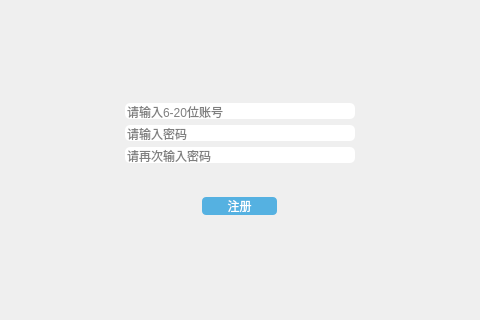
The window that LibraryManager/registered.ui (xuanlog/LibraryManager) describes before a commit, drawn with Qt 5; both pictures show x 127 to 607 and y 109 to 429 of the 733 by 511 pixel window.
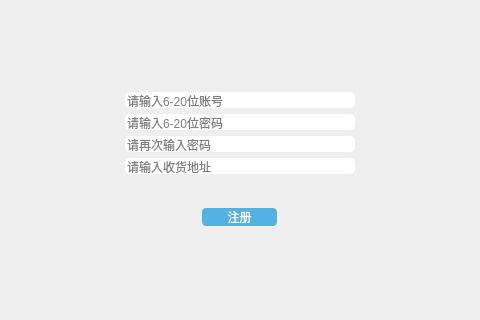
The same window after the commit. Icons and pictures are not drawn.

Commit message: 1、编写注释 2、增加关于软件窗口 3、增加用户收货地址

What changed in the file:
```diff
--- a/LibraryManager/registered.ui
+++ b/LibraryManager/registered.ui
@@ -247,7 +247,7 @@
             <enum>QLineEdit::Password</enum>
            </property>
            <property name="placeholderText">
-            <string>请输入密码</string>
+            <string>请输入6-20位密码</string>
            </property>
            <property name="clearButtonEnabled">
             <bool>false</bool>
@@ -291,6 +291,43 @@
            </property>
           </widget>
          </item>
+         <item>
+          <widget class="QLineEdit" name="addressEdit">
+           <property name="sizePolicy">
+            <sizepolicy hsizetype="Minimum" vsizetype="Fixed">
+             <horstretch>0</horstretch>
+             <verstretch>0</verstretch>
+            </sizepolicy>
+           </property>
+           <property name="minimumSize">
+            <size>
+             <width>230</width>
+             <height>0</height>
+            </size>
+           </property>
+           <property name="maximumSize">
+            <size>
+             <width>16777215</width>
+             <height>16777215</height>
+            </size>
+           </property>
+           <property name="focusPolicy">
+            <enum>Qt::StrongFocus</enum>
+           </property>
+           <property name="maxLength">
+            <number>20</number>
+           </property>
+           <property name="echoMode">
+            <enum>QLineEdit::Normal</enum>
+           </property>
+           <property name="placeholderText">
+            <string>请输入收货地址</string>
+           </property>
+           <property name="clearButtonEnabled">
+            <bool>false</bool>
+           </property>
+          </widget>
+         </item>
         </layout>
        </widget>
       </item>
```
The commit also changes 54 other files.
